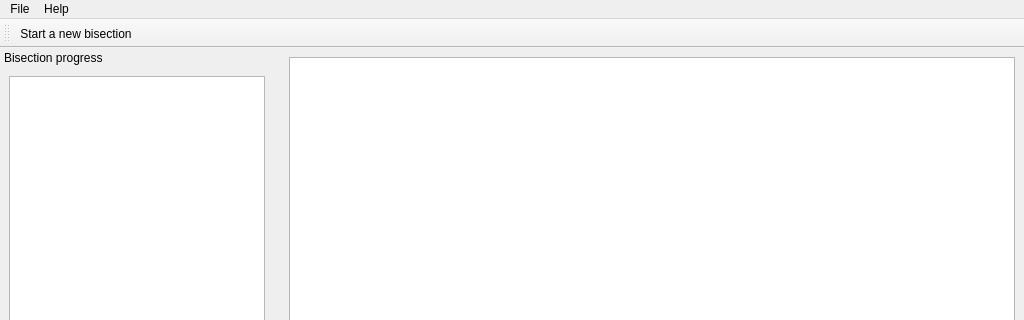
First picture: the form in gui/mozregui/ui/mainwindow.ui, repository mozilla/mozregression, before the edit; both pictures show x 0 to 1024 and y 0 to 320 of the 1024 by 768 pixel window.
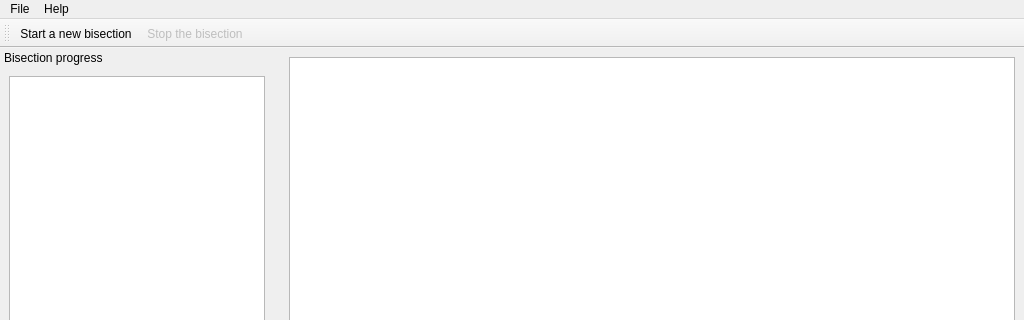
Second picture: the form after the edit. Icons and pictures are not drawn. Custom widgets are drawn as their Qt base class.

Commit message: add an action to stop the current bisection

The edit to the form file:
```diff
--- a/gui/mozregui/ui/mainwindow.ui
+++ b/gui/mozregui/ui/mainwindow.ui
@@ -100,6 +100,7 @@
     <bool>false</bool>
    </attribute>
    <addaction name="actionStart_a_new_bisection"/>
+   <addaction name="actionStop_the_bisection"/>
   </widget>
   <action name="actionStart_a_new_bisection">
    <property name="checkable">
@@ -129,6 +130,21 @@
     <string>About</string>
    </property>
   </action>
+  <action name="actionStop_the_bisection">
+   <property name="enabled">
+    <bool>false</bool>
+   </property>
+   <property name="icon">
+    <iconset resource="../../resources.qrc">
+     <normaloff>:/stop.svg</normaloff>:/stop.svg</iconset>
+   </property>
+   <property name="text">
+    <string>Stop the bisection</string>
+   </property>
+   <property name="iconVisibleInMenu">
+    <bool>true</bool>
+   </property>
+  </action>
  </widget>
  <customwidgets>
   <customwidget>
```
Left out of the diff: 18 changed lines with no effect on the pictures. The commit also changes 5 other files.
